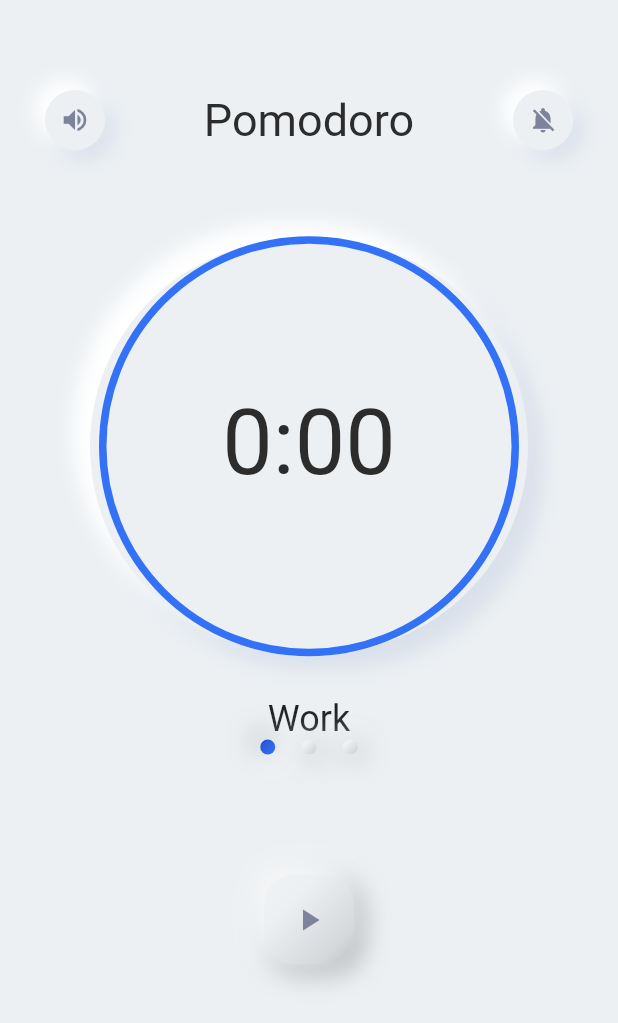
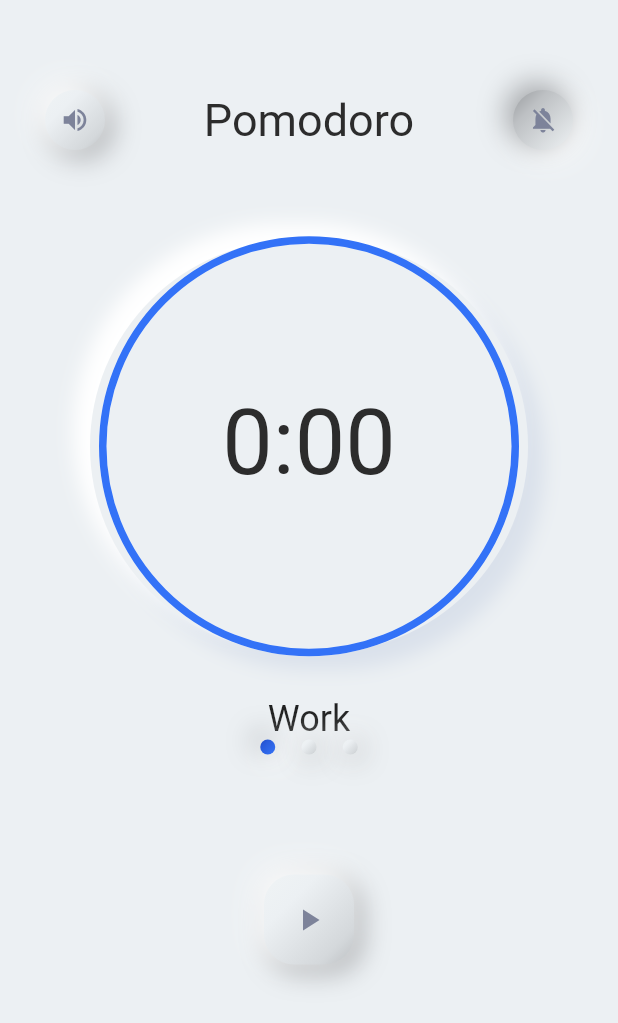
Before and after one commit to MatthieuNadeau96/pomodoro_timer, a Flutter app: the screen it shows after launch, after a tap on the "notifications active" icon, on a phone screen of 412 x 824 dp. Shown: the top 1023 px of the screen. Run offline on Flutter 3.47's test engine with Material 2 defaults, Android fonts, the phone set to English and light mode, and no system bars.

Commit message:
added new button ui to header buttons

```diff
--- a/lib/header_button.dart
+++ b/lib/header_button.dart
@@ -13,6 +13,7 @@ class HeaderButton extends StatelessWidget {
 
   @override
   Widget build(BuildContext context) {
+    ThemeData themeData = Theme.of(context);
     return GestureDetector(
       onTap: onPress,
       child: AnimatedContainer(
@@ -21,33 +22,69 @@ class HeaderButton extends StatelessWidget {
         height: 40,
         width: 40,
         child: icon,
-        decoration: BoxDecoration(
-          color: Theme.of(context).canvasColor,
-          borderRadius: BorderRadius.all(Radius.circular(50)),
-          boxShadow: toggleHandler == true
-              ? [
+        decoration: toggleHandler == false
+            ? BoxDecoration(
+                color: themeData.canvasColor,
+                borderRadius: BorderRadius.all(Radius.circular(20)),
+                boxShadow: [
                   BoxShadow(
-                    color: Colors.black12,
-                    offset: Offset(0, 0),
-                    blurRadius: 1.0,
-                    spreadRadius: 0,
-                  ),
-                ]
-              : [
-                  BoxShadow(
-                    color: Color(0xffDAE1EB),
-                    offset: Offset(6.0, 6.0),
-                    blurRadius: 10.0,
+                    color: Color(0xffA5A8AB),
+                    offset: Offset(4.0, 4.0),
+                    blurRadius: 15.0,
                     spreadRadius: 1.0,
                   ),
                   BoxShadow(
                     color: Color(0xffffffff),
-                    offset: Offset(-6.0, -6.0),
-                    blurRadius: 10.0,
+                    offset: Offset(-4.0, -4.0),
+                    blurRadius: 15.0,
                     spreadRadius: 1.0,
                   ),
                 ],
-        ),
+                gradient: LinearGradient(
+                    begin: Alignment.topLeft,
+                    end: Alignment.bottomRight,
+                    colors: [
+                      Color(0xffEEF2F4),
+                      themeData.canvasColor,
+                      Color(0xffD4D8DB),
+                      Color(0xffBDC0C3),
+                    ],
+                    stops: [
+                      0.1,
+                      0.3,
+                      0.8,
+                      1
+                    ]),
+              )
+            : BoxDecoration(
+                color: themeData.canvasColor,
+                borderRadius: BorderRadius.all(Radius.circular(20)),
+                boxShadow: [
+                  BoxShadow(
+                    color: Color(0xffffffff),
+                    offset: Offset(4.0, 4.0),
+                    blurRadius: 15.0,
+                    spreadRadius: 1.0,
+                  ),
+                  BoxShadow(
+                    color: Color(0xffA5A8AB),
+                    offset: Offset(-4.0, -4.0),
+                    blurRadius: 15.0,
+                    spreadRadius: 1.0,
+                  ),
+                ],
+                gradient: LinearGradient(
+                  begin: Alignment.topLeft,
+                  end: Alignment.bottomRight,
+                  colors: [
+                    Color(0xff8E9093),
+                    Color(0xffA5A8AB),
+                    Color(0xffBDC0C3),
+                    Color(0xffEEF2F4),
+                  ],
+                  stops: [0, 0.1, 0.3, 1],
+                ),
+              ),
       ),
     );
   }
--- a/lib/main.dart
+++ b/lib/main.dart
@@ -38,7 +38,7 @@ class _MyHomePageState extends State<MyHomePage> with TickerProviderStateMixin {
   AnimationController controller;
   bool isPlaying = false;
   bool muted = false;
-  bool notificationsOn = true;
+  bool notificationsOff = false;
 
   int workTime = 1200;
   int breakTime = 300;
@@ -98,19 +98,19 @@ class _MyHomePageState extends State<MyHomePage> with TickerProviderStateMixin {
                     ),
                   ),
                   HeaderButton(
-                    toggleHandler: notificationsOn,
+                    toggleHandler: notificationsOff,
                     onPress: () {
                       setState(() {
-                        notificationsOn = !notificationsOn;
+                        notificationsOff = !notificationsOff;
                       });
                     },
-                    icon: notificationsOn
+                    icon: notificationsOff
                         ? Icon(
-                            Icons.notifications_active,
+                            Icons.notifications_off,
                             size: 20,
                           )
                         : Icon(
-                            Icons.notifications_off,
+                            Icons.notifications_active,
                             size: 20,
                           ),
                   ),
```
